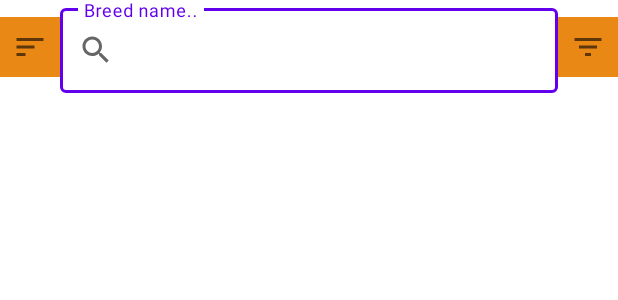
After one commit to anisimovgnVT191/Android_sem6, an Android app: the layout recycler_breed_header.xml on its own in the app's theme, with its tools: preview values and no code run, on a phone screen of 412 x 824 dp. The commit adds this screen. Shown: the top 300 px of the screen. Run offline under Robolectric (Android 15) with nearby library versions, the phone set to English and light mode, and no system bars.

Commit message:
Search implemented

```diff
--- a/app/src/main/java/com/example/android/catsapp/MainActivity.kt
+++ b/app/src/main/java/com/example/android/catsapp/MainActivity.kt
@@ -9,6 +9,7 @@ import com.example.android.catsapp.datalayer.catsbreeedsfeature.CatsApi
 import com.example.android.catsapp.datalayer.catsbreeedsfeature.CatsRepository
 import com.example.android.catsapp.datalayer.catsbreeedsfeature.CatsRetrofitSource
 import com.example.android.catsapp.datalayer.retrofitbuilder.ServiceBuilder
+import com.example.android.catsapp.uilayer.catslistfeature.datamodels.Breed
 import com.example.android.catsapp.uilayer.catslistfeature.viewmodel.BreedsDetailsViewModelFactory
 import com.example.android.catsapp.uilayer.catslistfeature.fragments.breedslist.BreedsListFragment
 import kotlinx.coroutines.Dispatchers
--- /dev/null
+++ b/app/src/main/res/drawable/ic_baseline_filter_list_24.xml
@@ -0,0 +1,10 @@
+<vector xmlns:android="http://schemas.android.com/apk/res/android"
+    android:width="24dp"
+    android:height="24dp"
+    android:viewportWidth="24"
+    android:viewportHeight="24"
+    android:tint="?attr/colorControlNormal">
+  <path
+      android:fillColor="@android:color/white"
+      android:pathData="M10,18h4v-2h-4v2zM3,6v2h18L21,6L3,6zM6,13h12v-2L6,11v2z"/>
+</vector>
--- /dev/null
+++ b/app/src/main/res/drawable/ic_baseline_search_24.xml
@@ -0,0 +1,10 @@
+<vector xmlns:android="http://schemas.android.com/apk/res/android"
+    android:width="24dp"
+    android:height="24dp"
+    android:viewportWidth="24"
+    android:viewportHeight="24"
+    android:tint="?attr/colorControlNormal">
+  <path
+      android:fillColor="@android:color/white"
+      android:pathData="M15.5,14h-0.79l-0.28,-0.27C15.41,12.59 16,11.11 16,9.5 16,5.91 13.09,3 9.5,3S3,5.91 3,9.5 5.91,16 9.5,16c1.61,0 3.09,-0.59 4.23,-1.57l0.27,0.28v0.79l5,4.99L20.49,19l-4.99,-5zM9.5,14C7.01,14 5,11.99 5,9.5S7.01,5 9.5,5 14,7.01 14,9.5 11.99,14 9.5,14z"/>
+</vector>
--- /dev/null
+++ b/app/src/main/res/drawable/ic_baseline_sort_24.xml
@@ -0,0 +1,10 @@
+<vector xmlns:android="http://schemas.android.com/apk/res/android"
+    android:width="24dp"
+    android:height="24dp"
+    android:viewportWidth="24"
+    android:viewportHeight="24"
+    android:tint="?attr/colorControlNormal">
+  <path
+      android:fillColor="@android:color/white"
+      android:pathData="M3,18h6v-2L3,16v2zM3,6v2h18L21,6L3,6zM3,13h12v-2L3,11v2z"/>
+</vector>
--- a/app/src/main/res/layout/fragment_breed_details.xml
+++ b/app/src/main/res/layout/fragment_breed_details.xml
@@ -5,10 +5,6 @@
     android:layout_height="match_parent"
     tools:context=".uilayer.catslistfeature.fragments.breedsdetails.BreedDetailsFragment">
 
-    <!-- TODO: Update blank fragment layout -->
-    <TextView
-        android:layout_width="match_parent"
-        android:layout_height="match_parent"
-        android:text="@string/hello_blank_fragment" />
+
 
 </FrameLayout>
--- /dev/null
+++ b/app/src/main/res/layout/recycler_breed_header.xml
@@ -0,0 +1,49 @@
+<?xml version="1.0" encoding="utf-8"?>
+<androidx.constraintlayout.widget.ConstraintLayout xmlns:android="http://schemas.android.com/apk/res/android"
+    xmlns:app="http://schemas.android.com/apk/res-auto"
+    android:layout_width="match_parent"
+    android:layout_height="wrap_content">
+
+    <androidx.appcompat.widget.AppCompatImageButton
+        android:id="@+id/sort_button"
+        android:layout_width="wrap_content"
+        android:layout_height="wrap_content"
+        android:background="@color/buttons_color"
+        android:padding="@dimen/buttons_padding"
+        android:src="@drawable/ic_baseline_sort_24"
+        app:layout_constraintBottom_toBottomOf="parent"
+        app:layout_constraintStart_toStartOf="parent"
+        app:layout_constraintTop_toTopOf="parent" />
+
+    <com.google.android.material.textfield.TextInputLayout
+        android:id="@+id/edit_text_layout"
+        style="@style/Widget.MaterialComponents.TextInputLayout.OutlinedBox"
+        android:layout_width="0dp"
+        android:layout_height="wrap_content"
+        android:hint="@string/search_hint"
+        android:focusedByDefault="false"
+        app:startIconDrawable="@drawable/ic_baseline_search_24"
+        app:layout_constraintEnd_toStartOf="@id/filter_button"
+        app:layout_constraintStart_toEndOf="@id/sort_button"
+        app:layout_constraintTop_toTopOf="parent">
+
+        <com.google.android.material.textfield.TextInputEditText
+            android:id="@+id/search_field"
+            android:layout_width="match_parent"
+            android:layout_height="match_parent"
+            android:maxLines="1"
+            android:focusedByDefault="false"/>
+    </com.google.android.material.textfield.TextInputLayout>
+
+    <androidx.appcompat.widget.AppCompatImageButton
+        android:id="@+id/filter_button"
+        android:layout_width="wrap_content"
+        android:layout_height="wrap_content"
+        android:background="@color/buttons_color"
+        android:padding="@dimen/buttons_padding"
+        android:src="@drawable/ic_baseline_filter_list_24"
+        app:layout_constraintBottom_toBottomOf="parent"
+        app:layout_constraintEnd_toEndOf="parent"
+        app:layout_constraintTop_toTopOf="parent" />
+
+</androidx.constraintlayout.widget.ConstraintLayout>
--- a/app/src/main/res/values/colors.xml
+++ b/app/src/main/res/values/colors.xml
@@ -9,4 +9,5 @@
     <color name="white">#FFFFFFFF</color>
     <color name="gradient_start">#727273</color>
     <color name="gradient_end">#00000000</color>
+    <color name="buttons_color">#EA8815</color>
 </resources>
--- a/app/src/main/res/values/dimens.xml
+++ b/app/src/main/res/values/dimens.xml
@@ -6,4 +6,5 @@
     <dimen name="breed_temperament_padding">8dp</dimen>
     <dimen name="recycler_card_corner_radius">22dp</dimen>
     <dimen name="recycler_card_elevation">10dp</dimen>
+    <dimen name="buttons_padding">8dp</dimen>
 </resources>
--- a/app/src/main/res/values/strings.xml
+++ b/app/src/main/res/values/strings.xml
@@ -1,5 +1,6 @@
 <resources>
     <string name="app_name">CatsApp</string>
-    <!-- TODO: Remove or change this placeholder text -->
-    <string name="hello_blank_fragment">Hello blank fragment</string>
+    <string name="filter_text">Filter by</string>
+    <string name="sort_text">Sort by</string>
+    <string name="search_hint">Breed name..</string>
 </resources>
```
Also changed, not shown: app/src/main/java/com/example/android/catsapp/uilayer/catslistfeature/datamodels/SortArguments.kt (added, +18 -0 lines), app/src/main/java/com/example/android/catsapp/uilayer/catslistfeature/fragments/breedslist/BreedsListFragment.kt (+21 -7 lines), app/src/main/java/com/example/android/catsapp/uilayer/catslistfeature/fragments/breedslist/recycler/adapters/HeaderAdapter.kt (+40 -1 lines), app/src/main/java/com/example/android/catsapp/uilayer/catslistfeature/fragments/breedslist/recycler/models/HeaderItem.kt (+9 -1 lines), app/src/main/java/com/example/android/catsapp/uilayer/catslistfeature/viewmodel/BreedsViewModel.kt (+29 -2 lines), app/src/main/res/drawable/rounded_corners_shape.xml (added, +8 -0 lines).
